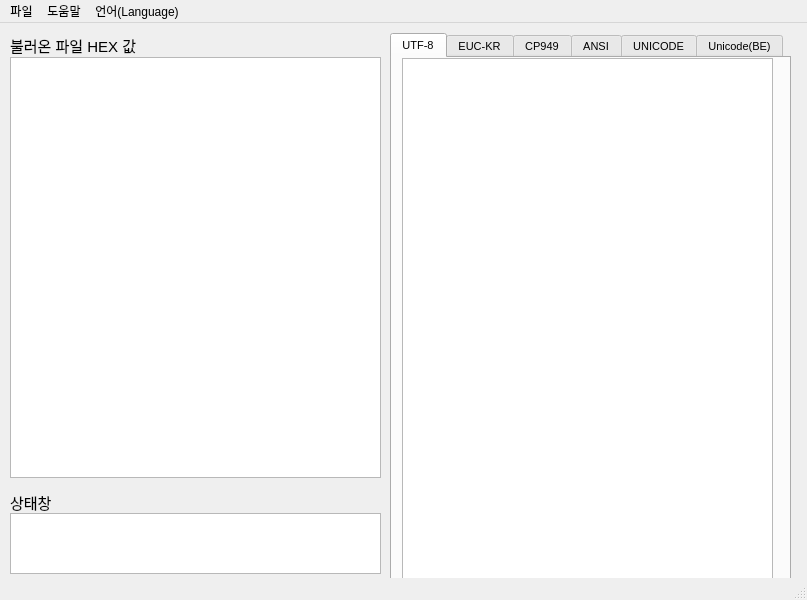
Before: the Qt Designer form memoreader/memoreaderui.ui in kwonyohan/kwon, drawn with Qt 5.
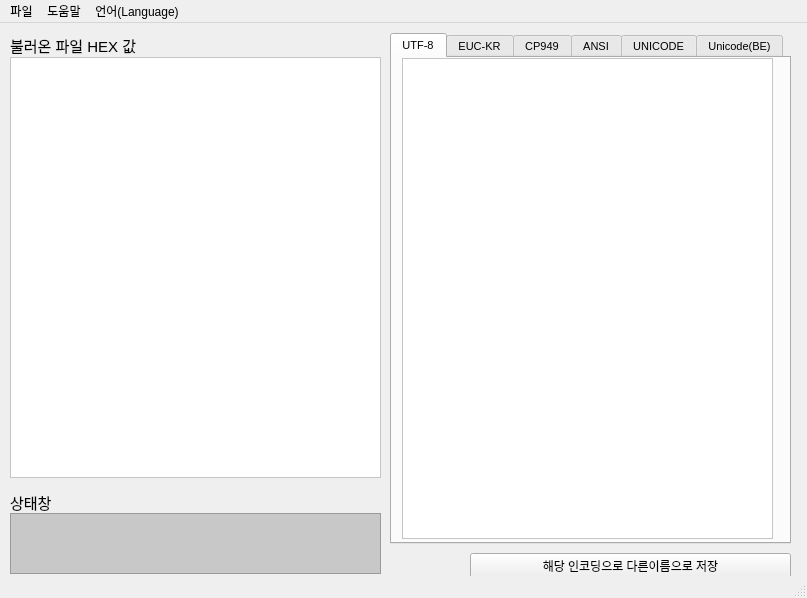
After: the same form once the commit is applied. The open tabs and pages were chosen to show the change.

What changed in the file:
```diff
--- a/memoreader/memoreaderui.ui
+++ b/memoreader/memoreaderui.ui
@@ -7,7 +7,7 @@
     <x>0</x>
     <y>0</y>
     <width>807</width>
-    <height>600</height>
+    <height>598</height>
    </rect>
   </property>
   <property name="windowTitle">
@@ -16,7 +16,7 @@
   <widget class="QWidget" name="centralwidget">
    <widget class="QTextEdit" name="console">
     <property name="enabled">
-     <bool>true</bool>
+     <bool>false</bool>
     </property>
     <property name="geometry">
      <rect>
@@ -26,6 +26,26 @@
       <height>61</height>
      </rect>
     </property>
+    <property name="font">
+     <font>
+      <stylestrategy>PreferDefault</stylestrategy>
+     </font>
+    </property>
+    <property name="styleSheet">
+     <string notr="true">background-color: rgb(200,200,200);
+</string>
+    </property>
+    <property name="verticalScrollBarPolicy">
+     <enum>Qt::ScrollBarAsNeeded</enum>
+    </property>
+    <property name="html">
+     <string>&lt;!DOCTYPE HTML PUBLIC &quot;-//W3C//DTD HTML 4.0//EN&quot; &quot;http://www.w3.org/TR/REC-html40/strict.dtd&quot;&gt;
+&lt;html&gt;&lt;head&gt;&lt;meta name=&quot;qrichtext&quot; content=&quot;1&quot; /&gt;&lt;style type=&quot;text/css&quot;&gt;
+p, li { white-space: pre-wrap; }
+&lt;/style&gt;&lt;/head&gt;&lt;body style=&quot; font-family:'Gulim'; font-size:13.5pt; font-weight:400; font-style:normal;&quot;&gt;
+&lt;p style=&quot;-qt-paragraph-type:empty; margin-top:0px; margin-bottom:0px; margin-left:0px; margin-right:0px; -qt-block-indent:0; text-indent:0px;&quot;&gt;&lt;br /&gt;&lt;/p&gt;
+&lt;p style=&quot;-qt-paragraph-type:empty; margin-top:0px; margin-bottom:0px; margin-left:0px; margin-right:0px; -qt-block-indent:0; text-indent:0px;&quot;&gt;&lt;br /&gt;&lt;/p&gt;&lt;/body&gt;&lt;/html&gt;</string>
+    </property>
    </widget>
    <widget class="QLabel" name="console_label">
     <property name="geometry">
@@ -56,16 +76,17 @@
       <x>390</x>
       <y>10</y>
       <width>401</width>
-      <height>551</height>
+      <height>511</height>
      </rect>
     </property>
     <property name="font">
      <font>
       <pointsize>8</pointsize>
+      <stylestrategy>PreferDefault</stylestrategy>
      </font>
     </property>
     <property name="currentIndex">
-     <number>5</number>
+     <number>0</number>
     </property>
     <widget class="QWidget" name="utf8">
      <property name="enabled">
@@ -93,14 +114,14 @@
      </attribute>
      <widget class="QTextEdit" name="textviewer_utf8">
       <property name="enabled">
-       <bool>true</bool>
+       <bool>false</bool>
       </property>
       <property name="geometry">
        <rect>
         <x>10</x>
         <y>0</y>
         <width>371</width>
-        <height>521</height>
+        <height>481</height>
        </rect>
       </property>
       <property name="minimumSize">
@@ -120,6 +141,12 @@
         <pointsize>14</pointsize>
        </font>
       </property>
+      <property name="autoFillBackground">
+       <bool>false</bool>
+      </property>
+      <property name="styleSheet">
+       <string notr="true">background-color: rgb(255,255,255)</string>
+      </property>
      </widget>
     </widget>
     <widget class="QWidget" name="euckr">
@@ -128,7 +155,7 @@
      </attribute>
      <widget class="QTextEdit" name="textviewer_euckr">
       <property name="enabled">
-       <bool>true</bool>
+       <bool>false</bool>
       </property>
       <property name="geometry">
        <rect>
@@ -155,6 +182,9 @@
         <pointsize>14</pointsize>
        </font>
       </property>
+      <property name="styleSheet">
+       <string notr="true">background-color: rgb(255,255,255)</string>
+      </property>
      </widget>
     </widget>
     <widget class="QWidget" name="cp949">
@@ -163,7 +193,7 @@
      </attribute>
      <widget class="QTextEdit" name="textviewer_cp949">
       <property name="enabled">
-       <bool>true</bool>
+       <bool>false</bool>
       </property>
       <property name="geometry">
        <rect>
@@ -190,6 +220,9 @@
         <pointsize>14</pointsize>
        </font>
       </property>
+      <property name="styleSheet">
+       <string notr="true">background-color: rgb(255,255,255)</string>
+      </property>
      </widget>
     </widget>
     <widget class="QWidget" name="ansi">
@@ -198,7 +231,7 @@
      </attribute>
      <widget class="QTextEdit" name="textviewer_ansi">
       <property name="enabled">
-       <bool>true</bool>
+       <bool>false</bool>
       </property>
       <property name="geometry">
        <rect>
@@ -225,6 +258,9 @@
         <pointsize>14</pointsize>
        </font>
       </property>
+      <property name="styleSheet">
+       <string notr="true">background-color: rgb(255,255,255)</string>
+      </property>
      </widget>
     </widget>
     <widget class="QWidget" name="unicode">
@@ -233,7 +269,7 @@
      </attribute>
      <widget class="QTextEdit" name="textviewer_unicode">
       <property name="enabled">
-       <bool>true</bool>
+       <bool>false</bool>
       </property>
       <property name="geometry">
        <rect>
@@ -260,6 +296,9 @@
         <pointsize>14</pointsize>
        </font>
       </property>
+      <property name="styleSheet">
+       <string notr="true">background-color: rgb(255,255,255)</string>
+      </property>
      </widget>
     </widget>
     <widget class="QWidget" name="unicode_be">
@@ -268,7 +307,7 @@
      </attribute>
      <widget class="QTextEdit" name="textviewer_unicode_2">
       <property name="enabled">
-       <bool>true</bool>
+       <bool>false</bool>
       </property>
       <property name="geometry">
        <rect>
@@ -295,12 +334,15 @@
         <pointsize>14</pointsize>
        </font>
       </property>
+      <property name="styleSheet">
+       <string notr="true">background-color: rgb(255,255,255)</string>
+      </property>
      </widget>
     </widget>
    </widget>
    <widget class="QTextEdit" name="hexview">
     <property name="enabled">
-     <bool>true</bool>
+     <bool>false</bool>
     </property>
     <property name="geometry">
      <rect>
@@ -310,6 +352,9 @@
       <height>421</height>
      </rect>
     </property>
+    <property name="styleSheet">
+     <string notr="true">background-color: rgb(255,255,255)</string>
+    </property>
     <property name="html">
      <string>&lt;!DOCTYPE HTML PUBLIC &quot;-//W3C//DTD HTML 4.0//EN&quot; &quot;http://www.w3.org/TR/REC-html40/strict.dtd&quot;&gt;
 &lt;html&gt;&lt;head&gt;&lt;meta name=&quot;qrichtext&quot; content=&quot;1&quot; /&gt;&lt;style type=&quot;text/css&quot;&gt;
@@ -338,11 +383,28 @@
      <string>불러온 파일 HEX 값</string>
     </property>
    </widget>
+   <widget class="QPushButton" name="savebutton">
+    <property name="geometry">
+     <rect>
+      <x>470</x>
+      <y>530</y>
+      <width>321</width>
+      <height>26</height>
+     </rect>
+    </property>
+    <property name="text">
+     <string>해당 인코딩으로 다른이름으로 저장</string>
+    </property>
+    <property name="shortcut">
+     <string>Ctrl+Shift+S</string>
+    </property>
+   </widget>
    <zorder>tabWidget</zorder>
    <zorder>console</zorder>
    <zorder>console_label</zorder>
    <zorder>hexview</zorder>
    <zorder>console_label_2</zorder>
+   <zorder>savebutton</zorder>
   </widget>
   <widget class="QMenuBar" name="menubar">
    <property name="geometry">
@@ -364,7 +426,7 @@
     <property name="title">
      <string>도움말</string>
     </property>
-    <addaction name="action"/>
+    <addaction name="action_help"/>
     <addaction name="actionmemoreader"/>
    </widget>
    <widget class="QMenu" name="menu_Language">
@@ -405,7 +467,7 @@
     <string>English</string>
    </property>
   </action>
-  <action name="action">
+  <action name="action_help">
    <property name="text">
     <string>
 도움말 보기</string>
```
